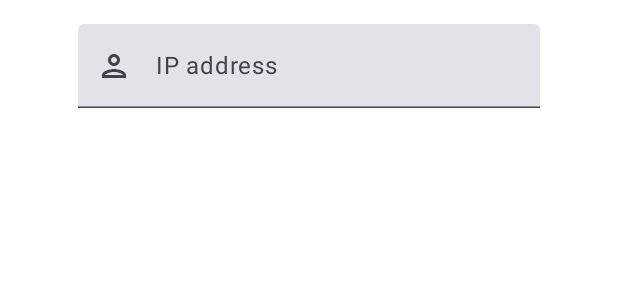
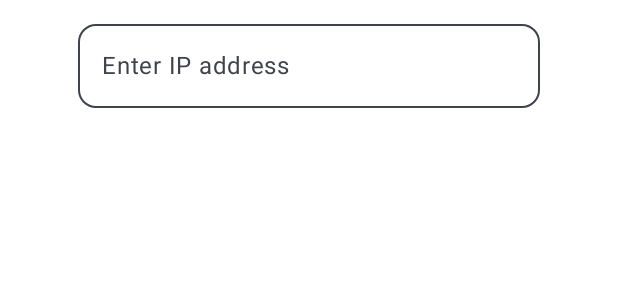
Before and after one commit to ayoubElhoucine/VlsmCalculator, an Android app built with Jetpack Compose: the @Preview function Preview, on a phone screen of 412 x 824 dp. Shown: the top 300 px of the screen. Run offline under Robolectric (Android 15) with nearby library versions, the phone set to English and light mode, and no system bars.

Commit message:
working on vlsm screen ui 15%

```diff
--- a/VlsmCalculator/src/main/java/com/vlsm/vlsmcalculator/ui/vlsmCalculator/VlsmCalculatorScreen.kt
+++ b/VlsmCalculator/src/main/java/com/vlsm/vlsmcalculator/ui/vlsmCalculator/VlsmCalculatorScreen.kt
@@ -2,16 +2,22 @@ package com.vlsm.vlsmcalculator.ui.vlsmCalculator
 
 import androidx.compose.foundation.layout.fillMaxWidth
 import androidx.compose.foundation.layout.padding
+import androidx.compose.foundation.shape.RoundedCornerShape
 import androidx.compose.foundation.text.KeyboardOptions
 import androidx.compose.material.icons.Icons
 import androidx.compose.material.icons.outlined.Person
 import androidx.compose.material3.Icon
+import androidx.compose.material3.OutlinedTextField
 import androidx.compose.material3.Text
 import androidx.compose.material3.TextField
+import androidx.compose.material3.TextFieldDefaults
 import androidx.compose.runtime.Composable
+import androidx.compose.ui.Alignment
 import androidx.compose.ui.Modifier
+import androidx.compose.ui.graphics.Color
 import androidx.compose.ui.text.input.ImeAction
 import androidx.compose.ui.text.input.KeyboardType
+import androidx.compose.ui.text.style.TextAlign
 import androidx.compose.ui.tooling.preview.Preview
 import androidx.compose.ui.unit.dp
 import com.vlsm.vlsmcalculator.ui.components.ScreenLayout
@@ -21,12 +27,12 @@ internal fun VlsmCalculatorScreen(
     state: VlsmCalculatorState = rememberVlsmCalculatorState()
 ) {
     ScreenLayout {
-        TextField(
+        OutlinedTextField(
             modifier = Modifier
                 .fillMaxWidth()
                 .padding(horizontal = 36.dp),
             value = state.ipAddress.value,
-            placeholder = { Text(text = "IP address") },
+            placeholder = { Text(text = "Enter IP address") },
             maxLines = 1,
             singleLine = true,
             onValueChange = {
@@ -37,15 +43,17 @@ internal fun VlsmCalculatorScreen(
                 imeAction = ImeAction.Done,
                 autoCorrect = false,
             ),
-            leadingIcon = {
-                Icon(imageVector = Icons.Outlined.Person, contentDescription = null)
-            }
+            shape = RoundedCornerShape(12.dp),
+            colors = TextFieldDefaults.colors(
+                focusedContainerColor = Color.White,
+                unfocusedContainerColor = Color.White,
+            ),
         )
     }
 }
 
 @Preview(showBackground = true)
 @Composable
-fun VlsmCalculatorScreenpRreview() {
+fun Preview() {
     VlsmCalculatorScreen()
 }
```
